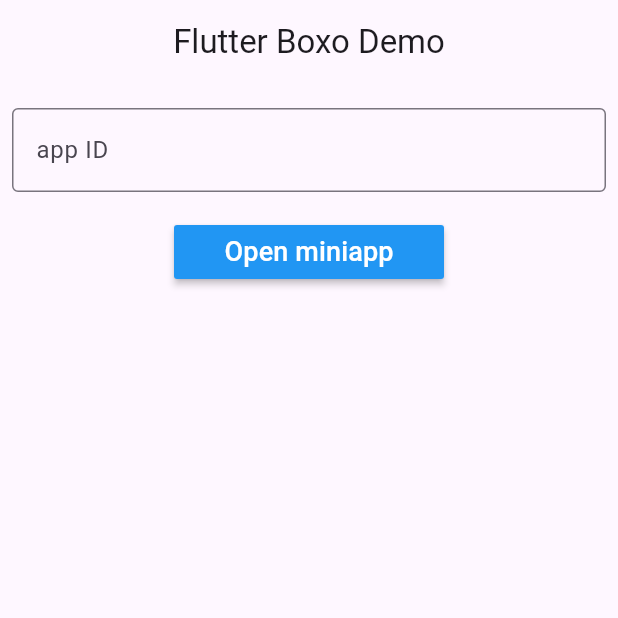
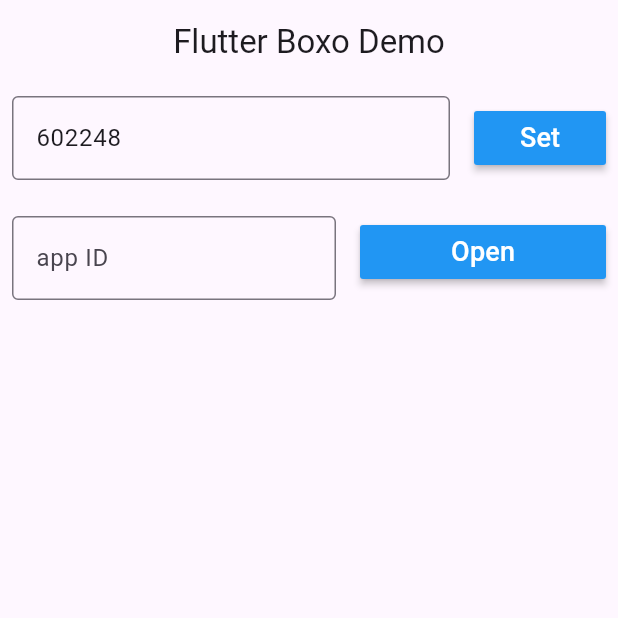
Before and after one commit to Appboxo/sample-flutter-app, a Flutter app: the screen it shows after launch, on a phone screen of 412 x 824 dp, the top half of it. Run offline on Flutter 3.47's test engine with Material 3 defaults, Android fonts, the phone set to English and light mode, and no system bars; our stand-ins replace shared_preferences; missing offline and left inert: appboxo_sdk, ndialog; statements that could not run were skipped.

Commit message:
add textfield to change client_id

```diff
--- a/lib/main.dart
+++ b/lib/main.dart
@@ -19,10 +19,9 @@ class MyApp extends StatefulWidget {
 class _MyAppState extends State<MyApp> {
   late Future<void> Function() subscription;
 
+
   @override
   void initState() {
-    Appboxo.setConfig('602248',
-        userId: '24', multitaskMode: true, theme: 'light');
     subscription = Appboxo.lifecycleHooksListener(
       onAuth: (appId) {
         http
--- a/lib/pages/main.page.dart
+++ b/lib/pages/main.page.dart
@@ -3,7 +3,9 @@ import 'dart:async';
 
 import 'package:appboxo_sdk/appboxo_sdk.dart';
 import 'package:flutter/material.dart';
+import 'package:flutter/rendering.dart';
 import 'package:ndialog/ndialog.dart';
+import 'package:shared_preferences/shared_preferences.dart';
 
 class MainPage extends StatefulWidget {
   @override
@@ -16,6 +18,16 @@ class _MainPageState extends State<MainPage> {
 
   List<MiniappData> miniapps = List.empty();
   final miniappIdController = TextEditingController();
+  final clientIdController = TextEditingController();
+
+  start() async{
+    final prefs = await SharedPreferences.getInstance();
+    clientIdController.text = await prefs.getString('client_id') ?? '602248';
+    var clientId = await prefs.getString('client_id') ?? '602248';
+    Appboxo.setConfig(clientId,
+        userId: '24', multitaskMode: true, theme: 'light');
+    Appboxo.getMiniapps();
+  }
 
   @override
   void initState() {
@@ -31,7 +43,6 @@ class _MainPageState extends State<MainPage> {
         });
       });
     });
-    Appboxo.getMiniapps();
 
     paymentSubscription =
         Appboxo.paymentEvents().listen((PaymentEvent payment) async {
@@ -63,6 +74,9 @@ class _MainPageState extends State<MainPage> {
         ],
       ).show(context);
     });
+    WidgetsBinding.instance.addPostFrameCallback((_){
+      start();
+    });
     super.initState();
   }
 
@@ -71,6 +85,7 @@ class _MainPageState extends State<MainPage> {
     subscription.cancel();
     paymentSubscription.cancel();
     miniappIdController.dispose();
+    clientIdController.dispose();
     super.dispose();
   }
 
@@ -82,8 +97,47 @@ class _MainPageState extends State<MainPage> {
           title: Text('Flutter Boxo Demo'),
         ),
         body: Column(children: [
-          Padding(
-            padding: EdgeInsets.symmetric(horizontal: 8, vertical: 16),
+          Row(children: [
+            Flexible(
+                flex: 1,
+                child: Padding(
+                  padding: EdgeInsets.symmetric(horizontal: 8, vertical: 8),
+                  child: TextField(
+                    controller: clientIdController,
+                    decoration: InputDecoration(
+                      border: OutlineInputBorder(),
+                      hintText: 'Client ID',
+                    ),
+                  ),
+                )),
+            SizedBox(
+              child: Padding(
+                  padding: EdgeInsets.symmetric(horizontal: 8, vertical: 8),
+                  child: MaterialButton(
+                    color: Colors.blue,
+                    onPressed: () async {
+                      final prefs = await SharedPreferences.getInstance();
+                      prefs.setString('client_id', clientIdController.text);
+                      Appboxo.setConfig(clientIdController.text,
+                          userId: '24', multitaskMode: true, theme: 'light');
+                      Appboxo.getMiniapps();
+                    },
+                    child: Text(
+                      'Set',
+                      style: TextStyle(
+                        color: Colors.white,
+                        fontSize: 18,
+                      ),
+                    ),
+                  )),
+            )
+          ]),
+          Row(children: [
+            Flexible(
+                flex: 1,
+                child: Padding(
+                  padding:
+                      EdgeInsets.only(left: 8, right: 8, top: 16, bottom: 8),
                   child: TextField(
                     controller: miniappIdController,
                     decoration: InputDecoration(
@@ -91,23 +145,26 @@ class _MainPageState extends State<MainPage> {
                       hintText: 'app ID',
                     ),
                   ),
-          ),
+                )),
             SizedBox(
                 width: 180,
+                child: Padding(
+                  padding: EdgeInsets.symmetric(horizontal: 8, vertical: 8),
                   child: MaterialButton(
                     color: Colors.blue,
                     onPressed: () {
                       Appboxo.openMiniapp(miniappIdController.text);
                     },
                     child: Text(
-                'Open miniapp',
+                      'Open',
                       style: TextStyle(
                         color: Colors.white,
                         fontSize: 18,
                       ),
                     ),
                   ),
-          ),
+                ))
+          ]),
           Expanded(
               child: ListView.builder(
                   padding: const EdgeInsets.all(8),
--- a/pubspec.yaml
+++ b/pubspec.yaml
@@ -23,7 +23,7 @@ environment:
 dependencies:
   flutter:
     sdk: flutter
-  appboxo_sdk: 0.2.7
+  appboxo_sdk: 0.2.10
   http: ^1.1.0
 
 
@@ -31,6 +31,7 @@ dependencies:
   # Use with the CupertinoIcons class for iOS style icons.
   cupertino_icons: ^1.0.6
   ndialog: ^4.3.1
+  shared_preferences: ^2.3.2
 
 dev_dependencies:
   flutter_test:
```
Also changed, not shown: pubspec.lock. Lines whose indentation alone changed are shown as unchanged.
